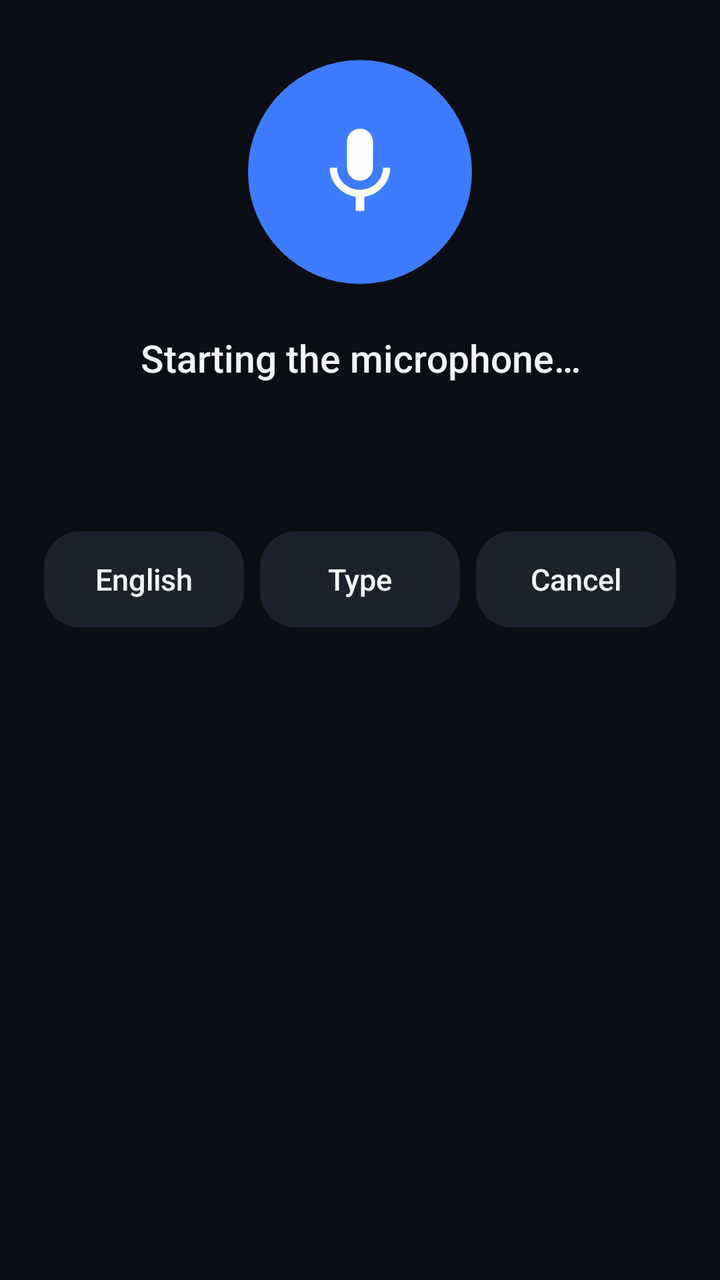
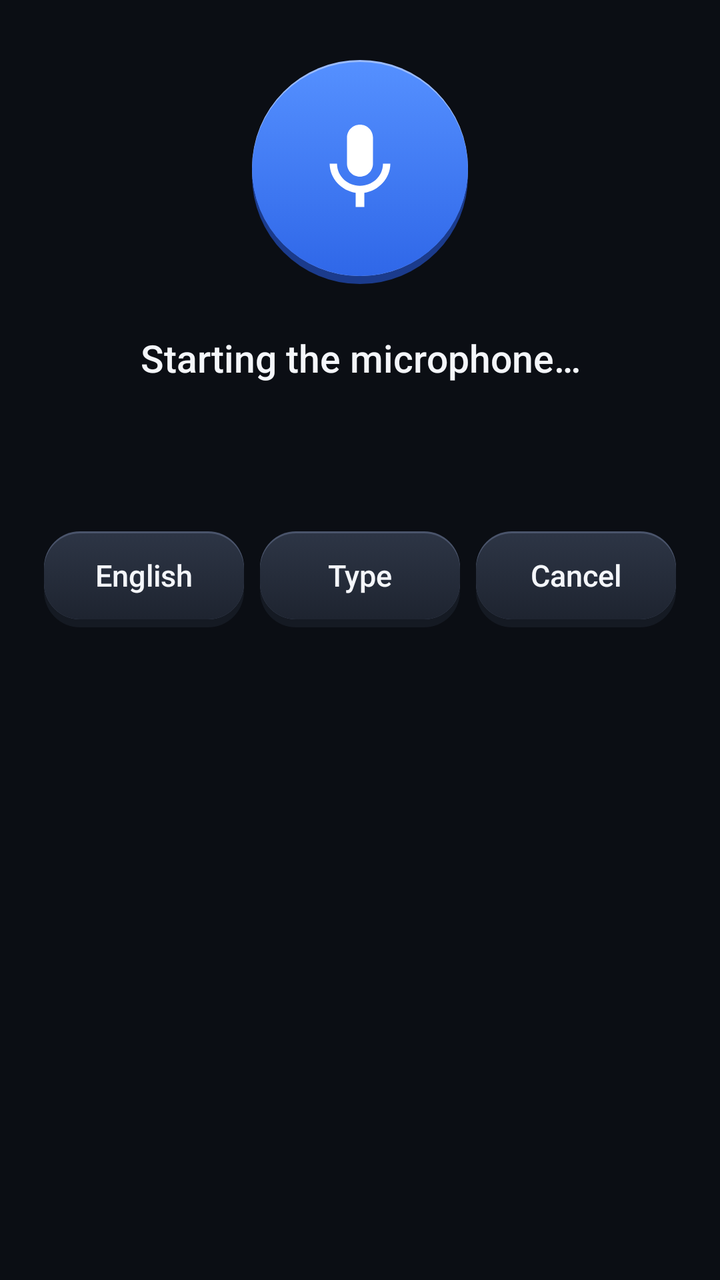

Compare the two renders of this Android layout. The source of the first and the diff that turns it into the second are given below.
<!-- AndroidManifest.xml: application theme Theme.CouchRemote -->
<!-- res/layout/voice_panel.xml -->
<?xml version="1.0" encoding="utf-8"?>
<LinearLayout xmlns:android="http://schemas.android.com/apk/res/android"
    android:layout_width="match_parent"
    android:layout_height="wrap_content"
    android:gravity="center_horizontal"
    android:orientation="vertical"
    android:paddingStart="22dp"
    android:paddingTop="30dp"
    android:paddingEnd="22dp"
    android:paddingBottom="18dp">

    <ImageView
        android:id="@+id/voice_mic"
        android:layout_width="112dp"
        android:layout_height="112dp"
        android:background="@drawable/mic_bg"
        android:contentDescription="@string/voice_mic"
        android:padding="30dp"
        android:scaleType="fitCenter"
        android:src="@drawable/ic_mic" />

    <TextView
        android:id="@+id/voice_status"
        android:layout_width="match_parent"
        android:layout_height="wrap_content"
        android:layout_marginTop="24dp"
        android:fontFamily="sans-serif-medium"
        android:gravity="center"
        android:text="@string/voice_starting"
        android:textColor="@color/ink"
        android:textSize="19sp" />

    <TextView
        android:id="@+id/voice_heard"
        android:layout_width="match_parent"
        android:layout_height="wrap_content"
        android:layout_marginTop="8dp"
        android:gravity="center"
        android:minHeight="52dp"
        android:textColor="@color/muted"
        android:textSize="17sp" />

    <LinearLayout
        android:layout_width="match_parent"
        android:layout_height="wrap_content"
        android:layout_marginTop="14dp"
        android:orientation="horizontal">

        <Button
            android:id="@+id/voice_language"
            style="@style/RemoteKey.Text"
            android:layout_width="0dp"
            android:layout_height="48dp"
            android:layout_weight="1"
            android:text="@string/language_english" />

        <Button
            android:id="@+id/voice_type"
            style="@style/RemoteKey.Text"
            android:layout_width="0dp"
            android:layout_height="48dp"
            android:layout_marginStart="8dp"
            android:layout_weight="1"
            android:text="@string/voice_type" />

        <Button
            android:id="@+id/voice_cancel"
            style="@style/RemoteKey.Text"
            android:layout_width="0dp"
            android:layout_height="48dp"
            android:layout_marginStart="8dp"
            android:layout_weight="1"
            android:text="@string/cancel" />
    </LinearLayout>
</LinearLayout>
<!-- resources referenced by this layout -->
<resources>
  <!-- drawable mic_bg (drawable) -->
  <?xml version="1.0" encoding="utf-8"?>
  <selector xmlns:android="http://schemas.android.com/apk/res/android">
      <item android:state_pressed="true">
          <shape android:shape="oval">
              <solid android:color="@color/voice_pressed" />
          </shape>
      </item>
      <item>
          <shape android:shape="oval">
              <solid android:color="@color/voice" />
          </shape>
      </item>
  </selector>
  <style name="RemoteKey.Text" parent="android:Widget.Material.Button">
          <item name="android:background">@drawable/key_bg</item>
          <item name="android:textColor">@color/ink</item>
          <item name="android:textSize">15sp</item>
          <item name="android:textAllCaps">false</item>
          <item name="android:fontFamily">sans-serif-medium</item>
          <item name="android:stateListAnimator">@null</item>
          <item name="android:minHeight">0dp</item>
          <item name="android:minWidth">0dp</item>
          <item name="android:maxLines">2</item>
      </style>
  <color name="voice_pressed">#2F5FC7</color>
  <color name="voice">#3D7BFF</color>
  <!-- drawable key_bg (drawable) -->
  <?xml version="1.0" encoding="utf-8"?>
  <selector xmlns:android="http://schemas.android.com/apk/res/android">
      <item android:state_pressed="true">
          <shape android:shape="rectangle">
              <solid android:color="@color/surface_pressed" />
              <corners android:radius="18dp" />
          </shape>
      </item>
      <item>
          <shape android:shape="rectangle">
              <solid android:color="@color/surface" />
              <corners android:radius="18dp" />
          </shape>
      </item>
  </selector>
  <color name="surface_pressed">#3A4458</color>
  <color name="surface">#1C222D</color>
  <!-- unchanged entries left out for length: 11 -->
</resources>

<!-- the commit's change to res/layout/voice_panel.xml (unified diff, before → after) -->
@@ -15,7 +15,11 @@
         android:layout_height="112dp"
         android:background="@drawable/mic_bg"
         android:contentDescription="@string/voice_mic"
-        android:padding="30dp"
+        android:paddingStart="30dp"
+        android:paddingTop="28dp"
+        android:paddingEnd="30dp"
+        android:paddingBottom="32dp"
+        android:stateListAnimator="@animator/key_press"
         android:scaleType="fitCenter"
         android:src="@drawable/ic_mic" />
 
<!-- resource entries referenced after the edit -->
@@ -4,14 +4,42 @@
   <?xml version="1.0" encoding="utf-8"?>
   <selector xmlns:android="http://schemas.android.com/apk/res/android">
       <item android:state_pressed="true">
-          <shape android:shape="oval">
-              <solid android:color="@color/voice_pressed" />
-          </shape>
+          <layer-list>
+          <item android:top="4dp" android:bottom="3dp" android:left="2dp" android:right="2dp">
+              <shape android:shape="oval">
+                  <solid android:color="@color/voice_edge" />
+              </shape>
+          </item>
+          <item android:bottom="4dp" android:left="2dp" android:right="2dp">
+              <shape android:shape="oval">
+                  <solid android:color="@color/voice_pressed_rim" />
+              </shape>
+          </item>
+          <item android:top="1dp" android:bottom="4dp" android:left="2dp" android:right="2dp">
+              <shape android:shape="oval">
+                  <gradient android:angle="270" android:startColor="@color/voice_pressed_top" android:endColor="@color/voice_pressed_bottom" />
+              </shape>
+          </item>
+      </layer-list>
       </item>
       <item>
-          <shape android:shape="oval">
-              <solid android:color="@color/voice" />
-          </shape>
+          <layer-list>
+          <item android:top="4dp" android:bottom="0dp" android:left="2dp" android:right="2dp">
+              <shape android:shape="oval">
+                  <solid android:color="@color/voice_edge" />
+              </shape>
+          </item>
+          <item android:bottom="4dp" android:left="2dp" android:right="2dp">
+              <shape android:shape="oval">
+                  <solid android:color="@color/voice_rim" />
+              </shape>
+          </item>
+          <item android:top="1dp" android:bottom="4dp" android:left="2dp" android:right="2dp">
+              <shape android:shape="oval">
+                  <gradient android:angle="270" android:startColor="@color/voice_top" android:endColor="@color/voice_bottom" />
+              </shape>
+          </item>
+      </layer-list>
       </item>
   </selector>
   <style name="RemoteKey.Text" parent="android:Widget.Material.Button">
@@ -20,31 +48,77 @@
           <item name="android:textSize">15sp</item>
           <item name="android:textAllCaps">false</item>
           <item name="android:fontFamily">sans-serif-medium</item>
-          <item name="android:stateListAnimator">@null</item>
+          <item name="android:paddingStart">8dp</item>
+          <item name="android:paddingEnd">8dp</item>
+          <item name="android:paddingTop">0dp</item>
+          <item name="android:paddingBottom">4dp</item>
+          <item name="android:stateListAnimator">@animator/key_press</item>
           <item name="android:minHeight">0dp</item>
           <item name="android:minWidth">0dp</item>
           <item name="android:maxLines">2</item>
       </style>
-  <color name="voice_pressed">#2F5FC7</color>
-  <color name="voice">#3D7BFF</color>
+  <color name="voice_edge">#1B3B8C</color>
+  <color name="voice_pressed_rim">#14306F</color>
+  <color name="voice_pressed_top">#2654BF</color>
+  <color name="voice_pressed_bottom">#3166DA</color>
+  <color name="voice_rim">#9ABBFF</color>
+  <color name="voice_top">#5590FF</color>
+  <color name="voice_bottom">#2F67E8</color>
   <!-- drawable key_bg (drawable) -->
   <?xml version="1.0" encoding="utf-8"?>
   <selector xmlns:android="http://schemas.android.com/apk/res/android">
       <item android:state_pressed="true">
-          <shape android:shape="rectangle">
-              <solid android:color="@color/surface_pressed" />
-              <corners android:radius="18dp" />
-          </shape>
+          <layer-list>
+          <item android:top="4dp" android:bottom="3dp">
+              <shape android:shape="rectangle">
+                  <solid android:color="@color/key_edge" />
+                  <corners android:radius="18dp" />
+              </shape>
+          </item>
+          <item android:bottom="4dp">
+              <shape android:shape="rectangle">
+                  <solid android:color="@color/key_pressed_rim" />
+                  <corners android:radius="18dp" />
+              </shape>
+          </item>
+          <item android:top="1dp" android:bottom="4dp">
+              <shape android:shape="rectangle">
+                  <gradient android:angle="270" android:startColor="@color/key_pressed_top" android:endColor="@color/key_pressed_bottom" />
+                  <corners android:radius="18dp" />
+              </shape>
+          </item>
+      </layer-list>
       </item>
       <item>
-          <shape android:shape="rectangle">
-              <solid android:color="@color/surface" />
-              <corners android:radius="18dp" />
-          </shape>
+          <layer-list>
+          <item android:top="4dp" android:bottom="0dp">
+              <shape android:shape="rectangle">
+                  <solid android:color="@color/key_edge" />
+                  <corners android:radius="18dp" />
+              </shape>
+          </item>
+          <item android:bottom="4dp">
+              <shape android:shape="rectangle">
+                  <solid android:color="@color/key_rim" />
+                  <corners android:radius="18dp" />
+              </shape>
+          </item>
+          <item android:top="1dp" android:bottom="4dp">
+              <shape android:shape="rectangle">
+                  <gradient android:angle="270" android:startColor="@color/key_top" android:endColor="@color/key_bottom" />
+                  <corners android:radius="18dp" />
+              </shape>
+          </item>
+      </layer-list>
       </item>
   </selector>
-  <color name="surface_pressed">#3A4458</color>
-  <color name="surface">#1C222D</color>
+  <color name="key_edge">#151A23</color>
+  <color name="key_pressed_rim">#0E1117</color>
+  <color name="key_pressed_top">#181D26</color>
+  <color name="key_pressed_bottom">#222936</color>
+  <color name="key_rim">#4A546B</color>
+  <color name="key_top">#2D3545</color>
+  <color name="key_bottom">#1E2430</color>
   <!-- unchanged entries left out for length: 11 -->
 </resources>
 
